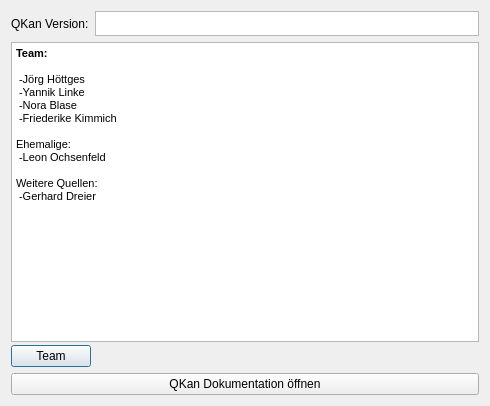
First picture: the form in qkan/tools/res/application_help.ui, repository hoettges/QKan, before the edit.
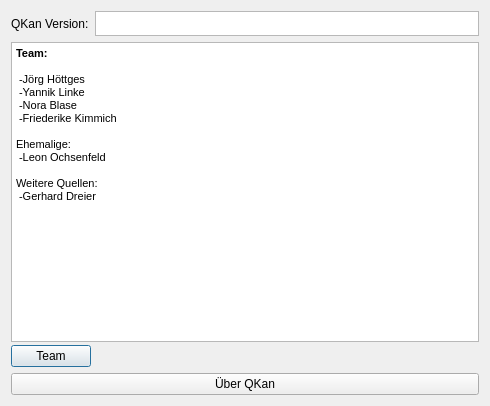
Second picture: the form after the edit.

Patch:
```diff
--- a/qkan/tools/res/application_help.ui
+++ b/qkan/tools/res/application_help.ui
@@ -117,7 +117,7 @@
    <item>
     <widget class="QPushButton" name="pushButton">
      <property name="text">
-      <string>QKan Dokumentation öffnen</string>
+      <string>Über QKan</string>
      </property>
     </widget>
    </item>
```
